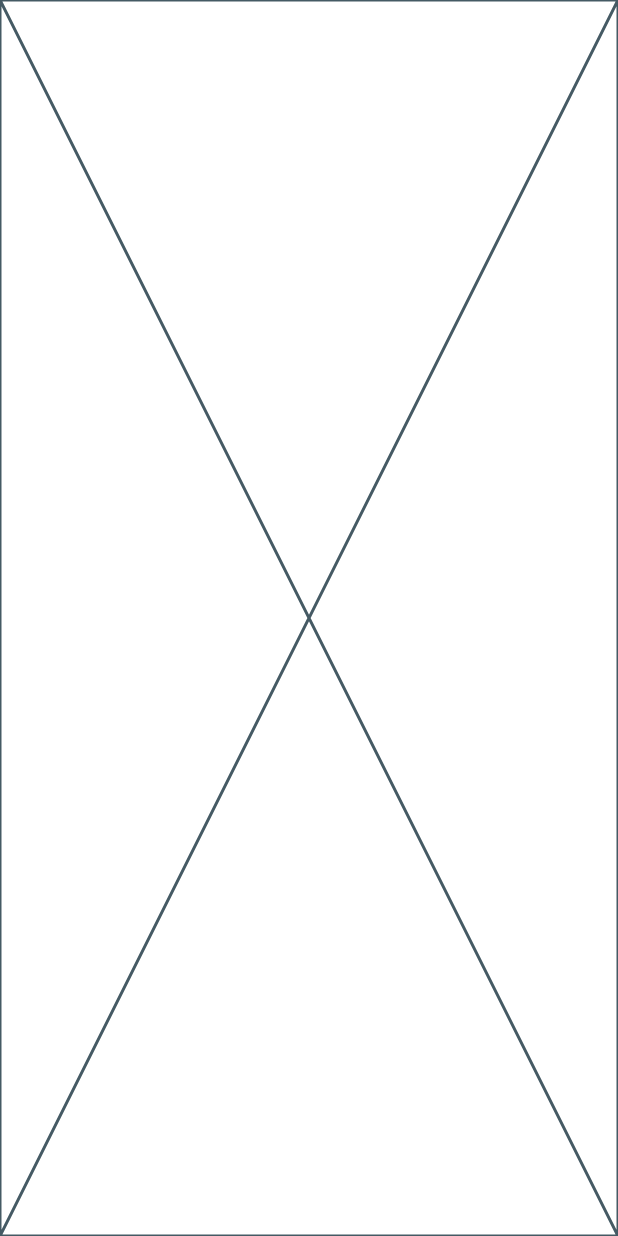
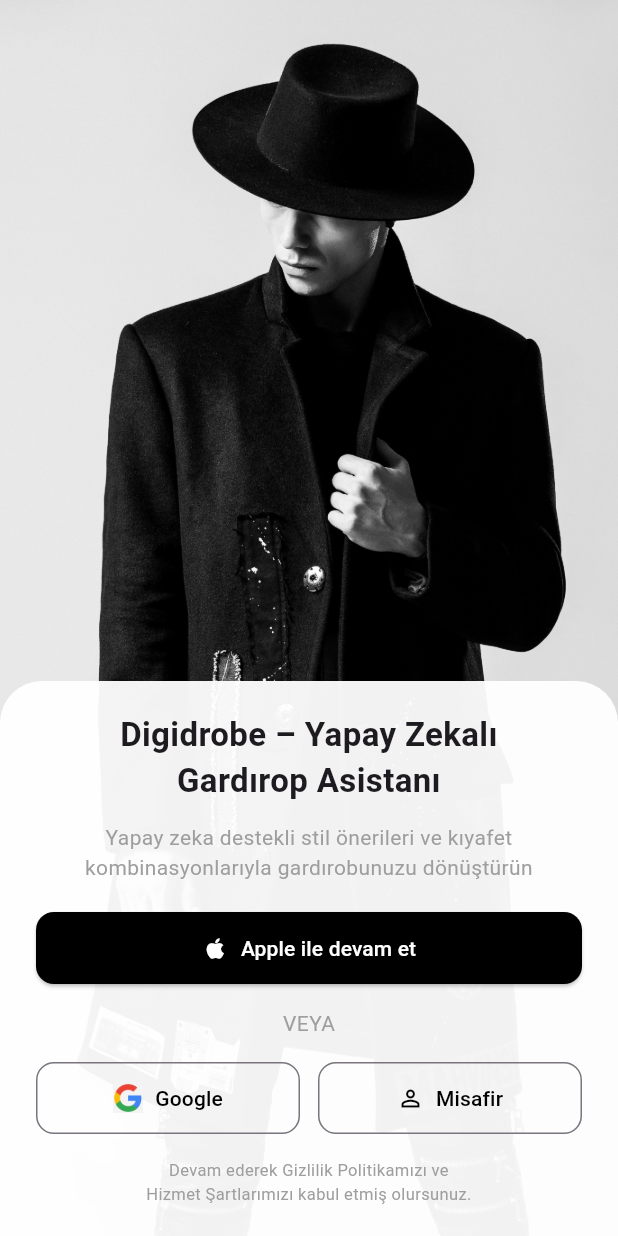
Before and after one commit to ElanurToptas/Digidrobe, a Flutter app: the screen it shows after launch, after a tap on "Devam Et", on a phone screen of 412 x 824 dp. Run offline on Flutter 3.47's test engine with Material 3 defaults, Android fonts, the phone set to English and light mode, and no system bars; our stand-ins replace go_router, video_player.

Commit message:
onboarding1 tasarımı yapıldı ve onboarding2'ye yönlendirmeler yapıldı

```diff
--- a/lib/features/onboarding/onboarding_screen_1.dart
+++ b/lib/features/onboarding/onboarding_screen_1.dart
@@ -1,10 +1,135 @@
 import 'package:flutter/material.dart';
+import 'package:go_router/go_router.dart';
 
 class OnboardingScreen1 extends StatelessWidget {
   const OnboardingScreen1({super.key});
 
   @override
   Widget build(BuildContext context) {
-    return const Placeholder();
+    return Scaffold(
+      body: Stack(
+        children: [
+          Positioned.fill(
+            child: Image.asset('assets/images/fashion.jpg', fit: BoxFit.cover),
+          ),
+
+          Align(
+            alignment: Alignment.bottomCenter,
+            child: Container(
+              padding: const EdgeInsets.symmetric(horizontal: 24, vertical: 20),
+              decoration: BoxDecoration(
+                color: Colors.white.withOpacity(0.95),
+                borderRadius: const BorderRadius.vertical(
+                  top: Radius.circular(28),
+                ),
+              ),
+              child: SafeArea(
+                top: false,
+                child: Column(
+                  mainAxisSize: MainAxisSize.min,
+                  children: [
+                    const Text(
+                      'Digidrobe – Yapay Zekalı\nGardırop Asistanı',
+                      textAlign: TextAlign.center,
+                      style: TextStyle(
+                        fontSize: 22,
+                        fontWeight: FontWeight.bold,
+                      ),
+                    ),
+                    const SizedBox(height: 12),
+                    const Text(
+                      'Yapay zeka destekli stil önerileri ve kıyafet '
+                      'kombinasyonlarıyla gardırobunuzu dönüştürün',
+                      textAlign: TextAlign.center,
+                      style: TextStyle(fontSize: 14, color: Colors.grey),
+                    ),
+                    const SizedBox(height: 20),
+
+                    SizedBox(
+                      width: double.infinity,
+                      child: ElevatedButton.icon(
+                        onPressed: () {
+                          context.go('/onboarding2');
+                        },
+                        icon: const Icon(Icons.apple),
+                        label: const Text('Apple ile devam et'),
+                        style: ElevatedButton.styleFrom(
+                          backgroundColor: Colors.black,
+                          foregroundColor: Colors.white,
+                          padding: const EdgeInsets.symmetric(vertical: 14),
+                          shape: RoundedRectangleBorder(
+                            borderRadius: BorderRadius.circular(12),
+                          ),
+                        ),
+                      ),
+                    ),
+
+                    const SizedBox(height: 16),
+                    const Text('VEYA', style: TextStyle(color: Colors.grey)),
+                    const SizedBox(height: 16),
+
+                    Row(
+                      children: [
+                        Expanded(
+                          child: OutlinedButton.icon(
+                            onPressed: () {
+                              context.go('/onboarding2');
+                            },
+                            icon: Image.asset(
+                              'assets/icons/google.png',
+                              height: 20,
+                            ),
+                            label: const Text(
+                              'Google',
+                              style: TextStyle(color: Colors.black),
+                            ),
+                            style: OutlinedButton.styleFrom(
+                              padding: const EdgeInsets.symmetric(vertical: 14),
+                              shape: RoundedRectangleBorder(
+                                borderRadius: BorderRadius.circular(12),
+                              ),
+                            ),
+                          ),
+                        ),
+                        const SizedBox(width: 12),
+                        Expanded(
+                          child: OutlinedButton.icon(
+                            onPressed: () {
+                              context.go('/onboarding2');
+                            },
+                            icon: const Icon(
+                              Icons.person_outline,
+                              color: Colors.black,
+                            ),
+                            label: const Text(
+                              'Misafir',
+                              style: TextStyle(color: Colors.black),
+                            ),
+                            style: OutlinedButton.styleFrom(
+                              padding: const EdgeInsets.symmetric(vertical: 14),
+                              shape: RoundedRectangleBorder(
+                                borderRadius: BorderRadius.circular(12),
+                              ),
+                            ),
+                          ),
+                        ),
+                      ],
+                    ),
+
+                    const SizedBox(height: 16),
+                    const Text(
+                      'Devam ederek Gizlilik Politikamızı ve\n'
+                      'Hizmet Şartlarımızı kabul etmiş olursunuz.',
+                      textAlign: TextAlign.center,
+                      style: TextStyle(fontSize: 11, color: Colors.grey),
+                    ),
+                  ],
+                ),
+              ),
+            ),
+          ),
+        ],
+      ),
+    );
   }
 }
--- a/pubspec.yaml
+++ b/pubspec.yaml
@@ -64,6 +64,8 @@
   # To add assets to your application, add an assets section, like this:
   assets:
     - assets/videos/landing.mp4
+    - assets/images/fashion.jpg
+    - assets/icons/google.png
   #   - images/a_dot_ham.jpeg
 
   # An image asset can refer to one or more resolution-specific "variants", see
```
Also changed, not shown: assets/icons/google.png (added), assets/images/fashion.jpg (added).
